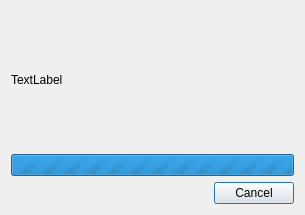
The window that src/progressdialog.ui (pasbi/CAN) describes before a commit, drawn with Qt 5.
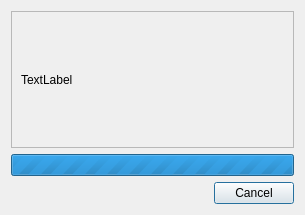
The same window after the commit.

```diff
--- a/src/progressdialog.ui
+++ b/src/progressdialog.ui
@@ -15,10 +15,29 @@
   </property>
   <layout class="QVBoxLayout" name="verticalLayout">
    <item>
-    <widget class="QLabel" name="label">
-     <property name="text">
-      <string>TextLabel</string>
+    <widget class="QScrollArea" name="scrollArea">
+     <property name="widgetResizable">
+      <bool>true</bool>
      </property>
+     <widget class="QWidget" name="scrollAreaWidgetContents">
+      <property name="geometry">
+       <rect>
+        <x>0</x>
+        <y>0</y>
+        <width>283</width>
+        <height>129</height>
+       </rect>
+      </property>
+      <layout class="QHBoxLayout" name="horizontalLayout">
+       <item>
+        <widget class="QLabel" name="label">
+         <property name="text">
+          <string>TextLabel</string>
+         </property>
+        </widget>
+       </item>
+      </layout>
+     </widget>
     </widget>
    </item>
    <item>
```
Left out of the diff: 35 changed lines with no effect on the pictures.
